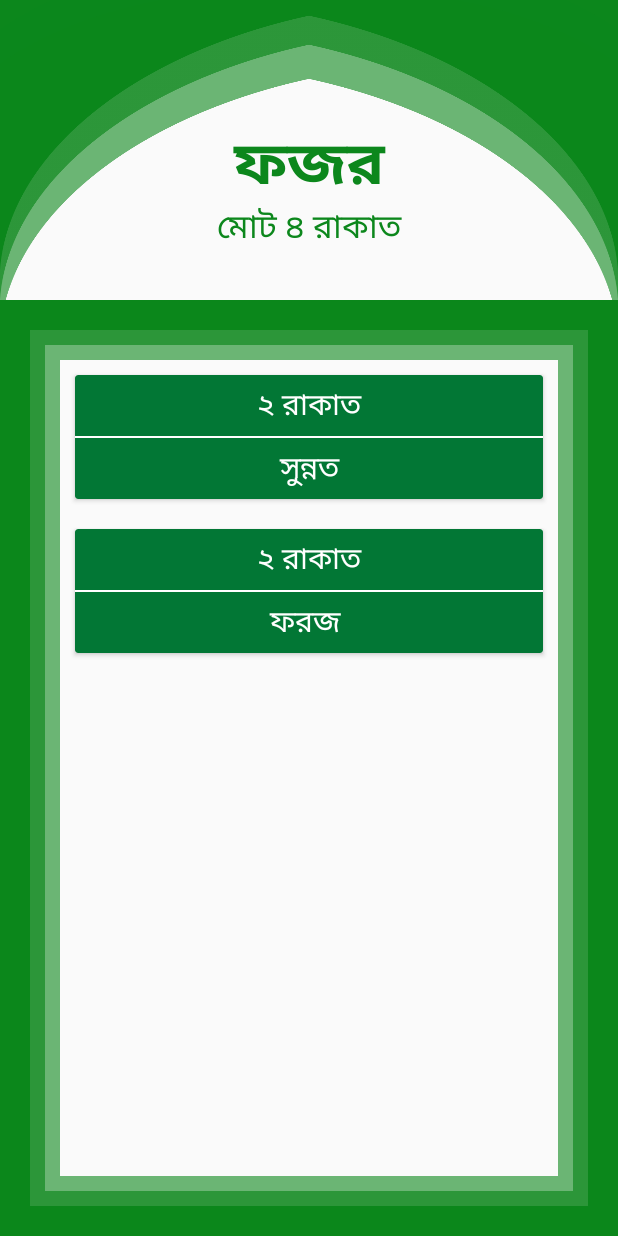
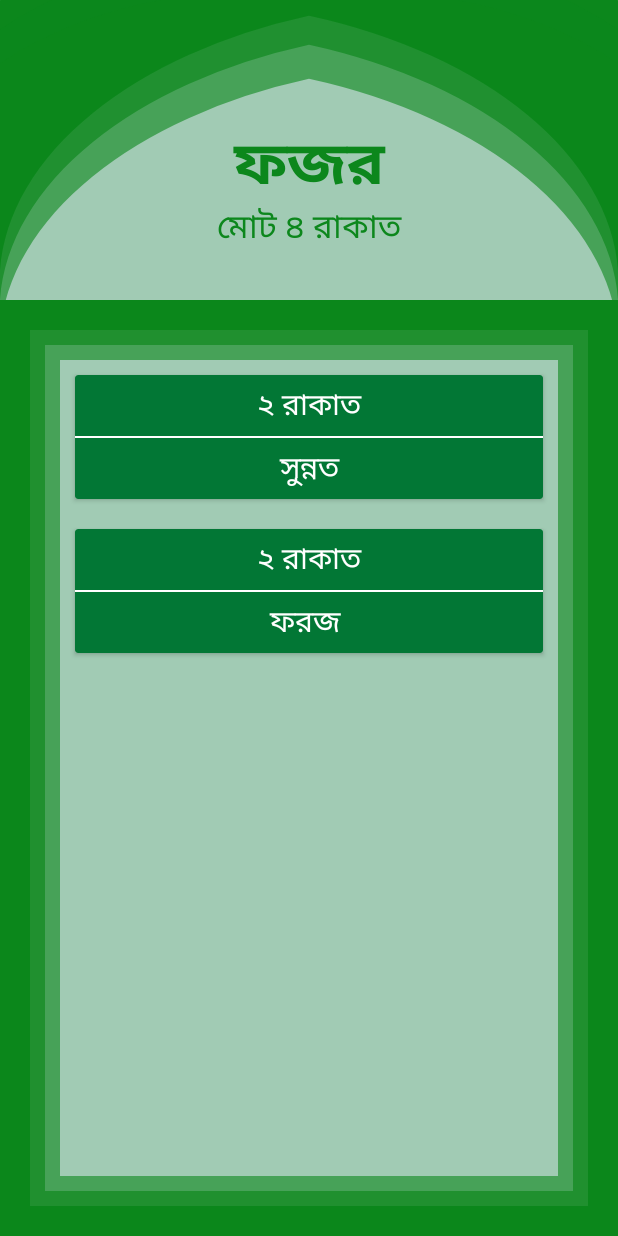
Before and after one commit to saiful-islam-niloy/Salah, an Android app: the screen it shows after launch (RakatActivity), after a tap on an icon or button, on a phone screen of 412 x 824 dp. Run offline under Robolectric (Android 15) with nearby library versions, the phone set to English and light mode, and no system bars.

Commit message:
Splash Screen Redesigned, SQL db closed properly after use

```diff
--- a/app/src/main/java/com/niloy/salah/NiyatActivity.java
+++ b/app/src/main/java/com/niloy/salah/NiyatActivity.java
@@ -57,6 +57,12 @@ public class NiyatActivity extends AppCompatActivity {
         });
     }
 
+    @Override
+    protected void onDestroy () {
+        super.onDestroy();
+        dbHandler.close();
+    }
+
     private void loadData(){
         SharedPreferences sharedPreferences = getSharedPreferences(SHARED_PREFES, MODE_PRIVATE);
         arabicFontSize = sharedPreferences.getInt(ARABIC_FONT_SIZE, 5 )+1;
--- a/app/src/main/java/com/niloy/salah/RakatActivity.java
+++ b/app/src/main/java/com/niloy/salah/RakatActivity.java
@@ -2,11 +2,14 @@ package com.niloy.salah;
 
 import android.content.Intent;
 import android.database.Cursor;
+import android.os.Build;
+import android.support.v4.content.ContextCompat;
 import android.support.v7.app.ActionBar;
 import android.support.v7.app.AppCompatActivity;
 import android.os.Bundle;
 import android.support.v7.widget.LinearLayoutManager;
 import android.support.v7.widget.RecyclerView;
+import android.widget.RelativeLayout;
 import android.widget.TextView;
 import android.widget.Toast;
 
@@ -14,6 +17,7 @@ import java.util.ArrayList;
 
 public class RakatActivity extends AppCompatActivity {
 
+    private RelativeLayout relativeLayout;
     private RecyclerView recyclerView;
     private TextView salahNameHeader, totalRakat;
     private AdapterRakat adapterRakat;
@@ -40,8 +44,15 @@ public class RakatActivity extends AppCompatActivity {
         recyclerView.setLayoutManager(new LinearLayoutManager(getApplicationContext()));
         rakatList = new ArrayList<ListRakat>();
 
+        resizeMinarIfNeeded();
         hideActionBar();
         displayData();
+    }
+
+    @Override
+    protected void onDestroy () {
+        super.onDestroy();
+        dbHandler.close();
     }
 
     private void displayData(){
@@ -68,4 +79,14 @@ public class RakatActivity extends AppCompatActivity {
         actionBar.hide();
     }
 
+    private void resizeMinarIfNeeded(){
+        relativeLayout = findViewById(R.id.minar);
+        final int sdk = android.os.Build.VERSION.SDK_INT;
+        if(sdk <= Build.VERSION_CODES.LOLLIPOP_MR1) {
+            relativeLayout.setBackgroundDrawable(ContextCompat.getDrawable(getApplicationContext(), R.drawable.background2));
+//            Toast.makeText(getApplicationContext(), "PNG SET", Toast.LENGTH_LONG).show();
+        }
+
+    }
+
 }
--- a/app/src/main/java/com/niloy/salah/SalahActivity.java
+++ b/app/src/main/java/com/niloy/salah/SalahActivity.java
@@ -32,7 +32,11 @@ public class SalahActivity extends AppCompatActivity {
         displayData();
     }
 
-
+    @Override
+    protected void onDestroy () {
+        super.onDestroy();
+        dbHandler.close();
+    }
 
     private void displayData(){
         createDatabase();
--- a/app/src/main/java/com/niloy/salah/SplashActivity.java
+++ b/app/src/main/java/com/niloy/salah/SplashActivity.java
@@ -1,16 +1,22 @@
 package com.niloy.salah;
 
 import android.content.Intent;
+import android.os.Build;
+import android.support.v4.content.ContextCompat;
 import android.support.v7.app.ActionBar;
 import android.support.v7.app.AppCompatActivity;
 import android.os.Bundle;
+import android.widget.RelativeLayout;
 
 public class SplashActivity extends AppCompatActivity {
+    private RelativeLayout relativeLayout;
 
     @Override
     protected void onCreate(Bundle savedInstanceState) {
         super.onCreate(savedInstanceState);
         setContentView(R.layout.activity_splash);
+
+        resizeMinarIfNeeded();
 
         hideActionBar();
 
@@ -18,6 +24,15 @@ public class SplashActivity extends AppCompatActivity {
 
     }
 
+    private void resizeMinarIfNeeded(){
+        relativeLayout = findViewById(R.id.minar);
+        final int sdk = android.os.Build.VERSION.SDK_INT;
+        if(sdk <= Build.VERSION_CODES.LOLLIPOP_MR1) {
+            relativeLayout.setBackgroundDrawable(ContextCompat.getDrawable(getApplicationContext(), R.drawable.background2));
+//            Toast.makeText(getApplicationContext(), "PNG SET", Toast.LENGTH_LONG).show();
+        }
+
+    }
 
     private void hideActionBar(){
         ActionBar actionBar = getSupportActionBar();
--- a/app/src/main/res/drawable/layer_bg.xml
+++ /dev/null
@@ -1,4 +0,0 @@
-<?xml version="1.0" encoding="utf-8"?>
-<layer-list xmlns:android="http://schemas.android.com/apk/res/android">
-    <item android:drawable="@drawable/background2" />
-</layer-list>
--- a/app/src/main/res/layout/activity_rakat.xml
+++ b/app/src/main/res/layout/activity_rakat.xml
@@ -4,12 +4,14 @@
     xmlns:tools="http://schemas.android.com/tools"
     android:layout_width="match_parent"
     android:layout_height="match_parent"
+    android:background="@color/activityBackground"
     tools:context=".RakatActivity">
 
     <RelativeLayout
+        android:id="@+id/minar"
         android:layout_width="match_parent"
         android:layout_height="@dimen/rakatTopBannerHeight"
-        android:background="@drawable/layer_bg"
+        android:background="@drawable/ic_background2"
         app:layout_constraintTop_toTopOf="parent" >
 
     </RelativeLayout>
--- a/app/src/main/res/layout/card_rakat.xml
+++ b/app/src/main/res/layout/card_rakat.xml
@@ -8,7 +8,7 @@
         android:layout_height="wrap_content"
         android:foreground="?android:attr/selectableItemBackground"
         app:cardBackgroundColor="@color/rakatCardBack"
-        android:layout_margin="10dp">
+        android:layout_margin="@dimen/rakat_card_margin">
         <LinearLayout
             android:layout_width="match_parent"
             android:layout_height="match_parent"
@@ -18,24 +18,24 @@
                 android:id="@+id/salah_rakat"
                 android:layout_width="match_parent"
                 android:layout_height="wrap_content"
-                android:padding="5dp"
-                android:textSize="20dp"
+                android:padding="@dimen/rakat_card_text_padding"
+                android:textSize="@dimen/rakat_card_text_size"
                 android:gravity="center"
-                android:textColor="#FFFFFF"
+                android:textColor="@color/white"
                 android:text="Salah Rakat" />
 
             <View
                 android:layout_width="match_parent"
                 android:layout_height="1dp"
-                android:background="#FFFFFF"/>
+                android:background="@color/white"/>
 
             <TextView
                 android:id="@+id/salah_priority"
                 android:layout_width="match_parent"
                 android:layout_height="wrap_content"
-                android:padding="5dp"
-                android:textSize="20dp"
-                android:textColor="#FFFFFF"
+                android:padding="@dimen/rakat_card_text_padding"
+                android:textSize="@dimen/rakat_card_text_size"
+                android:textColor="@color/white"
                 android:gravity="center"
                 android:text="Salah Rakat" />
 
--- a/app/src/main/res/values/colors.xml
+++ b/app/src/main/res/values/colors.xml
@@ -4,6 +4,7 @@
     <color name="colorPrimaryDark">#0C871C</color>
     <color name="colorAccent">#D81B60</color>
     <color name="lightGray">#ededed</color>
+    <color name="white">#FFFFFF</color>
 
     <color name="activityBackground">#5B027735</color>
     <color name="firstLayer">#0C871C</color>
--- a/app/src/main/res/values/dimens.xml
+++ b/app/src/main/res/values/dimens.xml
@@ -4,4 +4,15 @@
     <dimen name="rakatRecycleViewTopMargin">240dp</dimen>
     <dimen name="rakatTopBannerHeight">240dp</dimen>
     <dimen name="rakatBottomFrameTopMargin">200dp</dimen>
+
+    <!--    RAKAT CARD-->
+    <dimen name="rakat_card_text_size">20dp</dimen>
+    <dimen name="rakat_card_text_padding">5dp</dimen>
+    <dimen name="rakat_card_margin">10dp</dimen>
+
+    <!--    SALAH CARD-->
+    <dimen name="salah_card_min_height">80dp</dimen>
+    <dimen name="salah_card_margin">10dp</dimen>
+    <dimen name="salah_card_text_size">25dp</dimen>
+    <dimen name="salah_card_text_padding">3dp</dimen>
 </resources>
```
Also changed, not shown: app/src/main/res/layout/activity_splash.xml (+11 -7 lines), app/src/main/res/layout/card_salah.xml (+5 -5 lines), app/src/main/res/drawable-hdpi/background.png (deleted), app/src/main/res/drawable-ldpi/background.png (deleted), app/src/main/res/drawable-mdpi/background.png (deleted), app/src/main/res/drawable-xhdpi/background.png (deleted), app/src/main/res/drawable-xxhdpi/background.png (deleted), app/src/main/res/drawable-xxxhdpi/background.png (deleted).
